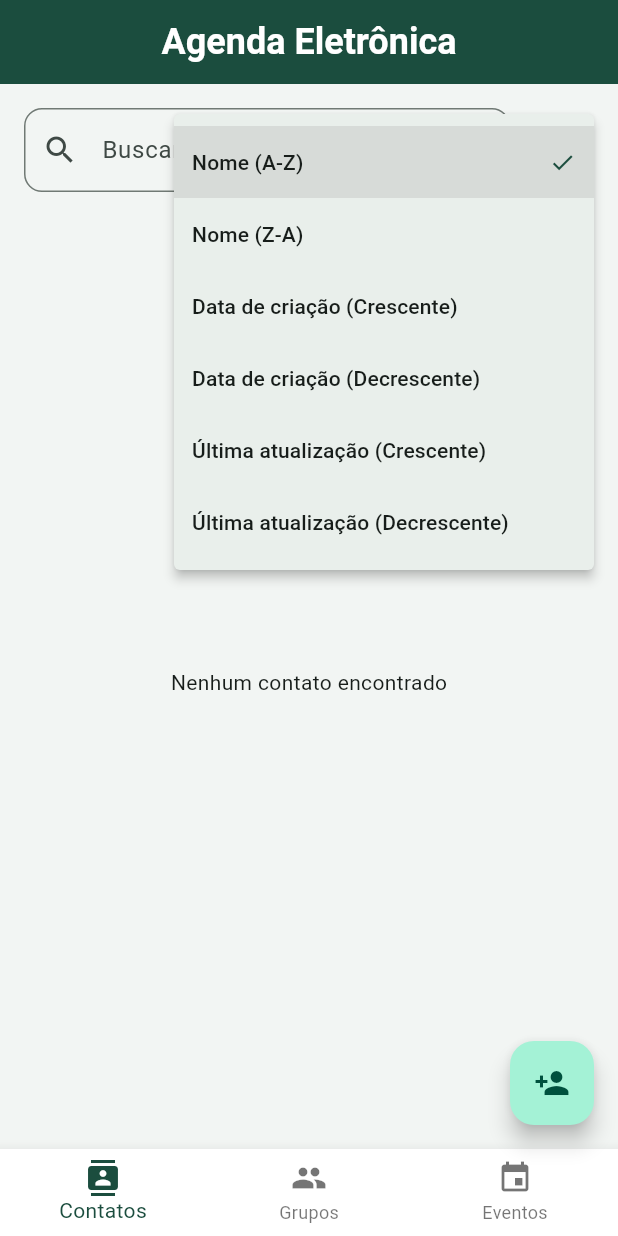
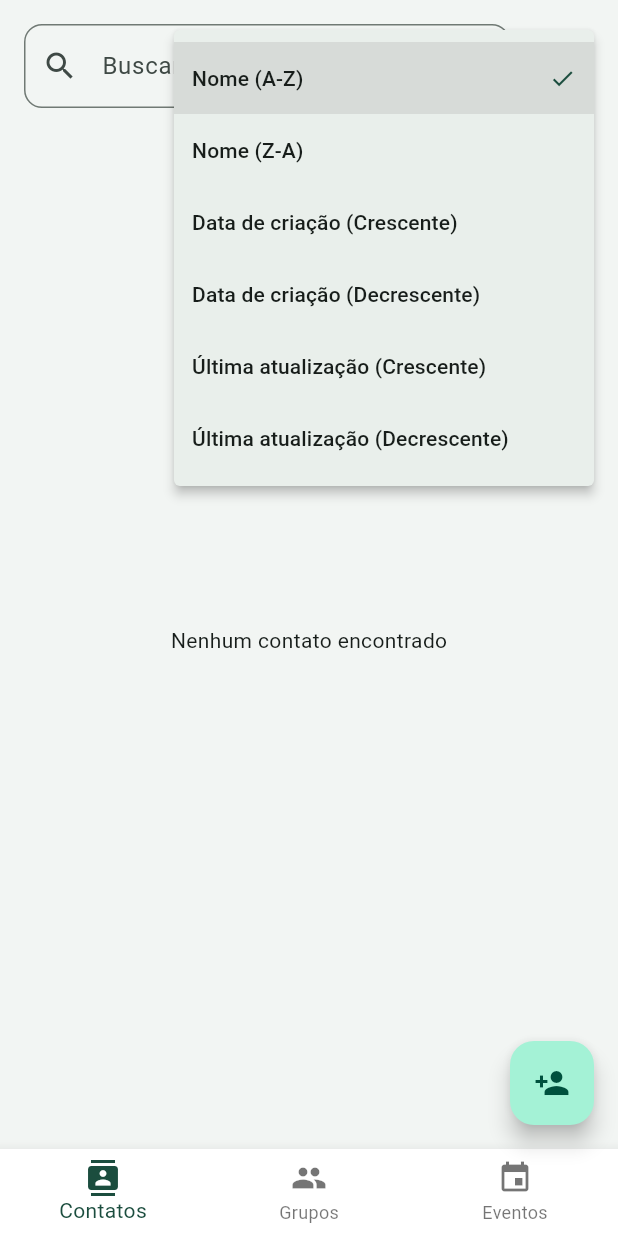
Before and after one commit to AntonioCGerminiani/agenda_eletronica_pessoal_flutter, a Flutter app: the screen it shows after launch, after a tap on the "sort" icon, on a phone screen of 412 x 824 dp. Run offline on Flutter 3.47's test engine with Material 3 defaults, Android fonts, the phone set to English and light mode, and no system bars; our stand-ins replace equatable, flutter_local_notifications, go_router, hive, hive_flutter, timezone; accounts and stored records are empty.

Commit message:
Refeitas alterações de remoção da AppBar, perdidas por erro de gerenciamento de commits locais.

```diff
--- a/lib/screens/home/home_screen.dart
+++ b/lib/screens/home/home_screen.dart
@@ -11,18 +11,15 @@ class HomeScreen extends StatelessWidget {
     return Scaffold(
       appBar: AppBar(
         backgroundColor: Theme.of(context).primaryColor,
-        title: const Text(
-          'Agenda Eletrônica',
-          style: TextStyle(
-            fontSize: 24,
-            fontWeight: FontWeight.bold,
-            color: Colors.white,
-          ),
-        ),
+        toolbarHeight: 0,
       ),
-      body: navigationShell,
 
-      floatingActionButton: buildDynamicFAB(context, navigationShell.currentIndex),
+      body: SafeArea(child: navigationShell),
+
+      floatingActionButton: buildDynamicFAB(
+        context,
+        navigationShell.currentIndex,
+      ),
 
       bottomNavigationBar: BottomNavigationBar(
         currentIndex: navigationShell.currentIndex,
```
